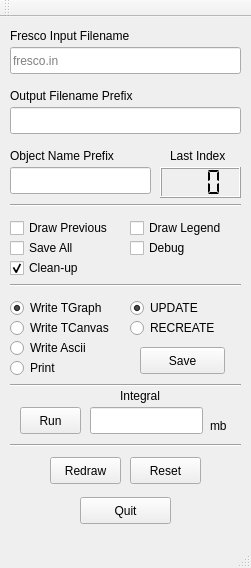
Above: qtfiles/qtfresco.ui from cthornsb/qtfresco before the change. Below: the same form after it.
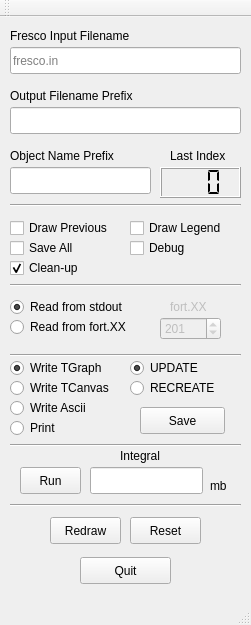
That is the form after the change.

Commit message: Added ability to read from fresco fort file output

What changed in the file:
```diff
--- a/qtfiles/qtfresco.ui
+++ b/qtfiles/qtfresco.ui
@@ -7,7 +7,7 @@
     <x>0</x>
     <y>0</y>
     <width>251</width>
-    <height>568</height>
+    <height>625</height>
    </rect>
   </property>
   <property name="windowTitle">
@@ -19,7 +19,7 @@
      <rect>
       <x>10</x>
       <y>10</y>
-      <width>131</width>
+      <width>141</width>
       <height>17</height>
      </rect>
     </property>
@@ -31,7 +31,7 @@
     <property name="geometry">
      <rect>
       <x>20</x>
-      <y>390</y>
+      <y>450</y>
       <width>61</width>
       <height>27</height>
      </rect>
@@ -44,7 +44,7 @@
     <property name="geometry">
      <rect>
       <x>80</x>
-      <y>480</y>
+      <y>540</y>
       <width>91</width>
       <height>27</height>
      </rect>
@@ -70,7 +70,7 @@
     <property name="geometry">
      <rect>
       <x>140</x>
-      <y>330</y>
+      <y>390</y>
       <width>85</width>
       <height>27</height>
      </rect>
@@ -83,7 +83,7 @@
     <property name="geometry">
      <rect>
       <x>130</x>
-      <y>440</y>
+      <y>500</y>
       <width>71</width>
       <height>27</height>
      </rect>
@@ -160,7 +160,7 @@
     <property name="geometry">
      <rect>
       <x>10</x>
-      <y>280</y>
+      <y>340</y>
       <width>101</width>
       <height>22</height>
      </rect>
@@ -182,7 +182,7 @@
     <property name="geometry">
      <rect>
       <x>10</x>
-      <y>300</y>
+      <y>360</y>
       <width>111</width>
       <height>22</height>
      </rect>
@@ -198,7 +198,7 @@
     <property name="geometry">
      <rect>
       <x>10</x>
-      <y>340</y>
+      <y>400</y>
       <width>101</width>
       <height>22</height>
      </rect>
@@ -240,7 +240,7 @@
     <property name="geometry">
      <rect>
       <x>10</x>
-      <y>320</y>
+      <y>380</y>
       <width>101</width>
       <height>22</height>
      </rect>
@@ -298,7 +298,7 @@
     <property name="geometry">
      <rect>
       <x>130</x>
-      <y>280</y>
+      <y>340</y>
       <width>101</width>
       <height>22</height>
      </rect>
@@ -317,7 +317,7 @@
     <property name="geometry">
      <rect>
       <x>130</x>
-      <y>300</y>
+      <y>360</y>
       <width>101</width>
       <height>22</height>
      </rect>
@@ -333,7 +333,7 @@
     <property name="geometry">
      <rect>
       <x>10</x>
-      <y>360</y>
+      <y>420</y>
       <width>231</width>
       <height>16</height>
      </rect>
@@ -385,7 +385,7 @@
     <property name="geometry">
      <rect>
       <x>50</x>
-      <y>440</y>
+      <y>500</y>
       <width>71</width>
       <height>27</height>
      </rect>
@@ -398,7 +398,7 @@
     <property name="geometry">
      <rect>
       <x>10</x>
-      <y>420</y>
+      <y>480</y>
       <width>231</width>
       <height>16</height>
      </rect>
@@ -411,7 +411,7 @@
     <property name="geometry">
      <rect>
       <x>120</x>
-      <y>370</y>
+      <y>430</y>
       <width>54</width>
       <height>17</height>
      </rect>
@@ -424,7 +424,7 @@
     <property name="geometry">
      <rect>
       <x>210</x>
-      <y>400</y>
+      <y>460</y>
       <width>21</width>
       <height>17</height>
      </rect>
@@ -437,7 +437,7 @@
     <property name="geometry">
      <rect>
       <x>90</x>
-      <y>390</y>
+      <y>450</y>
       <width>113</width>
       <height>27</height>
      </rect>
@@ -462,6 +462,89 @@
      <bool>true</bool>
     </property>
    </widget>
+   <widget class="Line" name="line_5">
+    <property name="geometry">
+     <rect>
+      <x>10</x>
+      <y>330</y>
+      <width>231</width>
+      <height>16</height>
+     </rect>
+    </property>
+    <property name="orientation">
+     <enum>Qt::Horizontal</enum>
+    </property>
+   </widget>
+   <widget class="QRadioButton" name="radioButton_stdout">
+    <property name="geometry">
+     <rect>
+      <x>10</x>
+      <y>280</y>
+      <width>131</width>
+      <height>20</height>
+     </rect>
+    </property>
+    <property name="text">
+     <string>Read from stdout</string>
+    </property>
+    <property name="checked">
+     <bool>true</bool>
+    </property>
+    <attribute name="buttonGroup">
+     <string notr="true">buttonGroup_readType</string>
+    </attribute>
+   </widget>
+   <widget class="QRadioButton" name="radioButton_fortXX">
+    <property name="geometry">
+     <rect>
+      <x>10</x>
+      <y>300</y>
+      <width>131</width>
+      <height>20</height>
+     </rect>
+    </property>
+    <property name="text">
+     <string>Read from fort.XX</string>
+    </property>
+    <attribute name="buttonGroup">
+     <string notr="true">buttonGroup_readType</string>
+    </attribute>
+   </widget>
+   <widget class="QSpinBox" name="spinBox_fortXX">
+    <property name="enabled">
+     <bool>false</bool>
+    </property>
+    <property name="geometry">
+     <rect>
+      <x>160</x>
+      <y>300</y>
+      <width>61</width>
+      <height>23</height>
+     </rect>
+    </property>
+    <property name="maximum">
+     <number>1000</number>
+    </property>
+    <property name="value">
+     <number>201</number>
+    </property>
+   </widget>
+   <widget class="QLabel" name="label_fortXX">
+    <property name="enabled">
+     <bool>false</bool>
+    </property>
+    <property name="geometry">
+     <rect>
+      <x>170</x>
+      <y>280</y>
+      <width>51</width>
+      <height>20</height>
+     </rect>
+    </property>
+    <property name="text">
+     <string>fort.XX</string>
+    </property>
+   </widget>
   </widget>
   <widget class="QMenuBar" name="menuBar">
    <property name="geometry">
```
Left out of the diff: 3 changed lines with no effect on the pictures. The commit also changes 8 other files.
